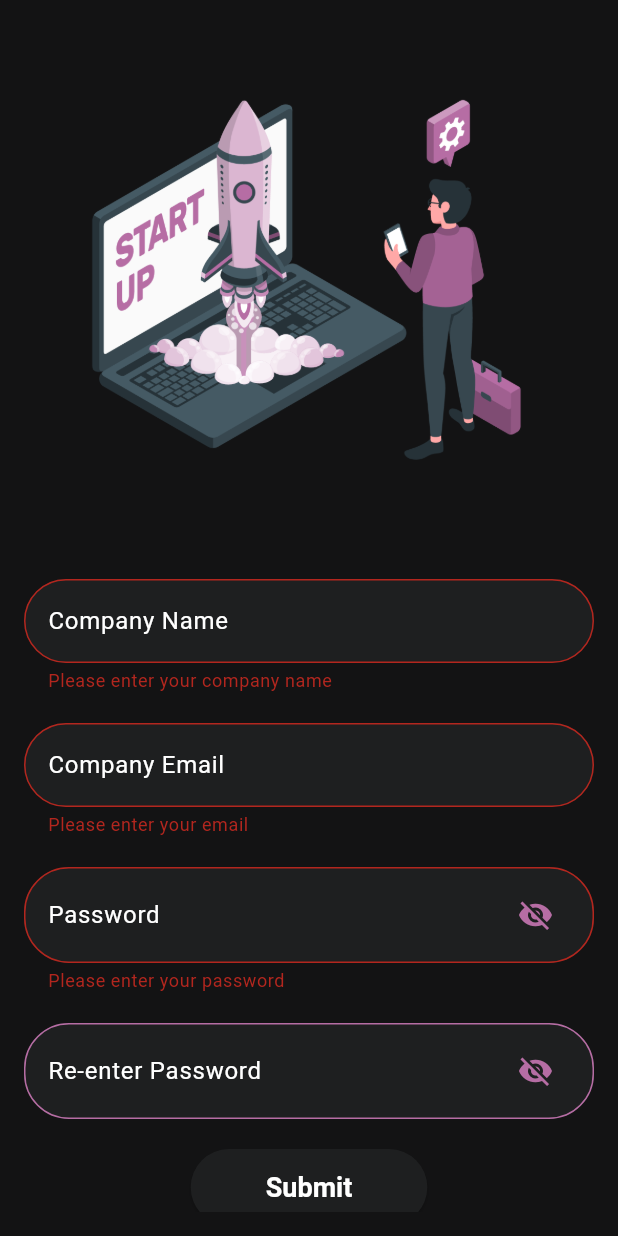
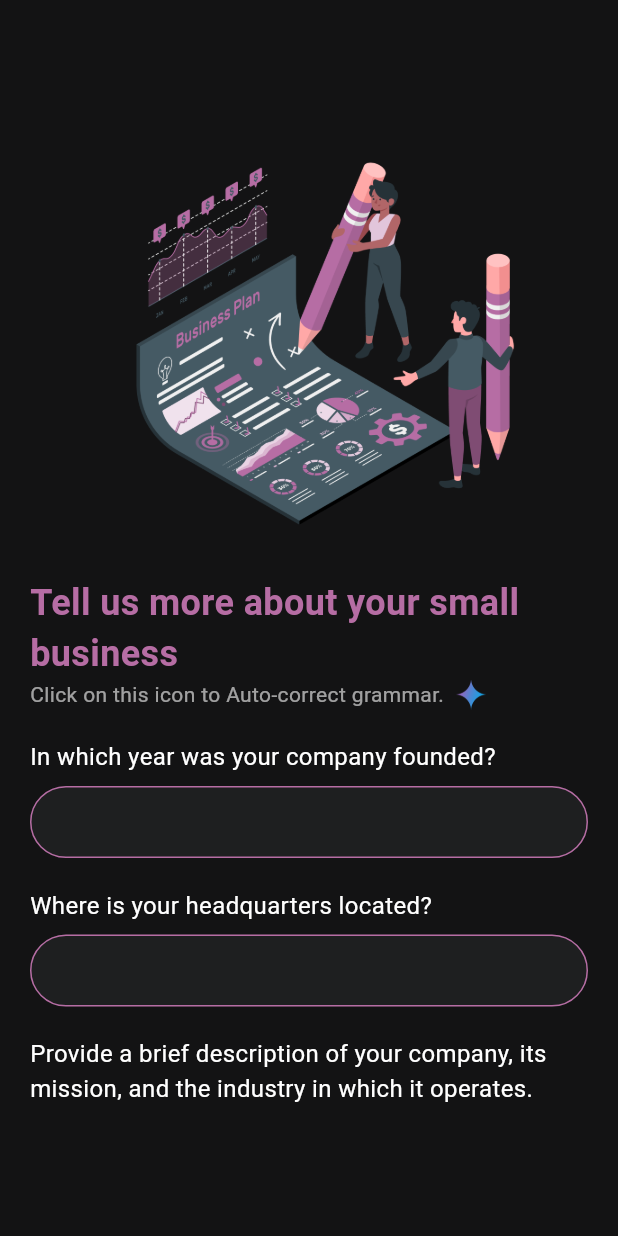
Before and after one commit to srivarshan-s/Gummies-AI, a Flutter app: the StartupSignupPage screen opened by its route, after a tap on "Submit", on a phone screen of 412 x 824 dp. Run offline on Flutter 3.47's test engine with Material 3 defaults, Android fonts, the phone set to English and light mode, and no system bars; our stand-ins replace dropdown_search, firebase_auth, firebase_core; accounts and stored records are empty.

Commit message:
Startup form

```diff
--- a/lib/choice.dart
+++ b/lib/choice.dart
@@ -74,7 +74,7 @@ class ChoicePage extends StatelessWidget {
                     ),
                     SizedBox(height: 20),
                     Text(
-                      'Start up',
+                      'Small Business',
                       style: TextStyle(
                         color: Colors.white,
                         fontSize: 30,
--- a/lib/customer_form.dart
+++ b/lib/customer_form.dart
@@ -169,7 +169,8 @@ class _CustomerFormPageState extends State<CustomerFormPage> {
         decoration: BoxDecoration(
           color: Color(0xFF131314),
         ),
-        padding: const EdgeInsets.all(16.0),
+        // padding: const EdgeInsets.all(16.0),
+        padding: const EdgeInsets.fromLTRB(20, 80, 20, 80),
         child: Center(
           child: SingleChildScrollView(
             child: Form(
--- a/lib/main.dart
+++ b/lib/main.dart
@@ -6,6 +6,7 @@ import 'customer_signup.dart';
 import 'startup_signup.dart';
 import 'customer_form.dart';
 import 'news.dart';
+import 'startup_form.dart';
 
 void main() async {
   WidgetsFlutterBinding.ensureInitialized();
@@ -29,6 +30,7 @@ class MyApp extends StatelessWidget {
         '/customer_signup': (context) => CustomerSignupPage(),
         '/startup_signup': (context) => StartupSignupPage(),
         '/customer_form': (context) => CustomerFormPage(),
+        '/startup_form': (context) => StartupFormPage(),
         '/news': (context) => StockMarketNewsPage(),
       },
     );
--- /dev/null
+++ b/lib/startup_form.dart
@@ -0,0 +1,330 @@
+import 'package:flutter/cupertino.dart';
+import 'package:flutter/material.dart';
+
+class StartupFormPage extends StatefulWidget {
+  @override
+  _StartupFormPageState createState() => _StartupFormPageState();
+}
+
+class _StartupFormPageState extends State<StartupFormPage> {
+  final _formKey = GlobalKey<FormState>();
+  int _currentStep = 0;
+
+  @override
+  Widget build(BuildContext context) {
+    return Scaffold(
+      body: Container(
+        decoration: BoxDecoration(
+          color: Color(0xFF131314),
+        ),
+        padding: const EdgeInsets.fromLTRB(20, 80, 20, 80), // Added padding to the entire background
+        child: Center(
+          child: SingleChildScrollView(
+            child: Form(
+              key: _formKey,
+              child: _currentStep == 0 ? _buildFirstPage() : _buildSecondPage(),
+            ),
+          ),
+        ),
+      ),
+    );
+  }
+
+  Widget _buildFirstPage() {
+    return Column(
+      mainAxisAlignment: MainAxisAlignment.center,
+      crossAxisAlignment: CrossAxisAlignment.start,
+      children: [
+        Center(
+          child: Image.asset('assets/startup_form1.png', height: 300),
+        ),
+        SizedBox(height: 5),
+        Center(
+          child: const Text(
+            'Tell us more about your small business',
+            style: TextStyle(
+                color: Color.fromRGBO(182, 109, 164, 1),
+                fontSize: 24,
+                fontWeight: FontWeight.bold),
+          ),
+        ),
+        Row(
+          children: [
+            const Text(
+              'Click on this icon to Auto-correct grammar.',
+              style: TextStyle(
+                color: Colors.white60,
+                fontSize: 14,
+              ),
+            ),
+            SizedBox(width: 8),
+            GestureDetector(
+              onTap: () {
+                // Handle icon click
+                print('Icon clicked!');
+              },
+              child: Image.asset('assets/google-gemini-icon.png', width: 20, height: 20),
+            ),
+          ],
+        ),
+        const SizedBox(height: 20),
+        _buildTextField(
+          label: 'In which year was your company founded?',
+        ),
+        const SizedBox(height: 20),
+        _buildTextField(
+          label: 'Where is your headquarters located?',
+        ),
+        const SizedBox(height: 20),
+        _buildExpandableTextField(
+          label: 'Provide a brief description of your company, its mission, and the industry in which it operates.',
+        ),
+        const SizedBox(height: 20),
+        _buildExpandableTextField(
+          label: 'What are your main products or services, and who is your primary target market?',
+        ),
+        const SizedBox(height: 20),
+        _buildExpandableTextField(
+          label: 'How would you describe your company’s position in the market, and what sets your company apart from its competitors?',
+        ),
+        const SizedBox(height: 20),
+        Center(
+          child: ElevatedButton(
+            onPressed: () {
+              setState(() {
+                _currentStep = 1;
+              });
+            },
+            style: ElevatedButton.styleFrom(
+              padding: EdgeInsets.symmetric(horizontal: 50, vertical: 15),
+              backgroundColor: Color(0xFF1e1f20),
+              foregroundColor: Colors.white,
+              textStyle: TextStyle(
+                fontSize: 18,
+              ),
+              shape: RoundedRectangleBorder(
+                borderRadius: BorderRadius.circular(30),
+              ),
+            ),
+            child: Text('Next'),
+          ),
+        ),
+      ],
+    );
+  }
+
+  Widget _buildSecondPage() {
+    return Column(
+      mainAxisAlignment: MainAxisAlignment.center,
+      crossAxisAlignment: CrossAxisAlignment.start,
+      children: [
+        Center(
+          child: Image.asset('assets/startup_form2.png', height: 300),
+        ),
+        const SizedBox(height: 5),
+        _buildExpandableTextField(
+          label: 'Provide a brief overview of your company\'s financial performance and its growth strategy for the next 5 years.',
+        ),
+        const SizedBox(height: 20),
+        _buildExpandableTextField(
+          label: 'What is your business model? How does your company generate revenue?',
+        ),
+        const SizedBox(height: 20),
+        _buildExpandableTextField(
+          label: 'What investment opportunities are available?',
+        ),
+        const SizedBox(height: 20),
+        _buildExpandableTextField(
+          label: 'Who should potential investors contact for more information?',
+        ),
+        const SizedBox(height: 20),
+        Center(
+          child: ElevatedButton.icon(
+            onPressed: () {
+              // Handle image upload
+            },
+            icon: Icon(Icons.upload, color: Colors.white),
+            label: Text('Upload Logo', style: TextStyle(color: Colors.white)),
+            style: ElevatedButton.styleFrom(
+              padding: EdgeInsets.symmetric(horizontal: 60, vertical: 15), // Made the button longer
+              backgroundColor: Color.fromRGBO(182, 109, 164, 1),
+              shape: RoundedRectangleBorder(
+                borderRadius: BorderRadius.circular(30),
+              ),
+            ),
+          ),
+        ),
+        const SizedBox(height: 20),
+        Row(
+          mainAxisAlignment: MainAxisAlignment.center,
+          children: [
+            ElevatedButton(
+              onPressed: () {
+                setState(() {
+                  _currentStep = 0;
+                });
+              },
+              style: ElevatedButton.styleFrom(
+                padding: EdgeInsets.symmetric(horizontal: 50, vertical: 15),
+                backgroundColor: Color(0xFF1e1f20),
+                foregroundColor: Colors.white,
+                textStyle: TextStyle(
+                  fontSize: 18,
+                ),
+                shape: RoundedRectangleBorder(
+                  borderRadius: BorderRadius.circular(30),
+                ),
+              ),
+              child: Text('Back'),
+            ),
+            SizedBox(width: 20),
+            ElevatedButton(
+              onPressed: () {
+                // Handle form submission
+              },
+              style: ElevatedButton.styleFrom(
+                padding: EdgeInsets.symmetric(horizontal: 50, vertical: 15),
+                backgroundColor: Color(0xFF1e1f20),
+                foregroundColor: Colors.white,
+                textStyle: TextStyle(
+                  fontSize: 18,
+                ),
+                shape: RoundedRectangleBorder(
+                  borderRadius: BorderRadius.circular(30),
+                ),
+              ),
+              child: Text('Submit'),
+            ),
+          ],
+        ),
+      ],
+    );
+  }
+
+  Widget _buildTextField({required String label}) {
+    return Column(
+      crossAxisAlignment: CrossAxisAlignment.start,
+      children: [
+        Text(
+          label,
+          style: TextStyle(color: Colors.white, fontSize: 16),
+        ),
+        SizedBox(height: 8),
+        Stack(
+          children: [
+            TextFormField(
+              decoration: InputDecoration(
+                filled: true,
+                fillColor: Color(0xFF1e1f20),
+                contentPadding: EdgeInsets.only(top: 20, left: 40), // Added top padding
+                border: OutlineInputBorder(
+                  borderRadius: BorderRadius.circular(30),
+                ),
+                enabledBorder: OutlineInputBorder(
+                  borderRadius: BorderRadius.circular(30),
+                  borderSide: BorderSide(color: Color.fromRGBO(182, 109, 164, 1)),
+                ),
+                focusedBorder: OutlineInputBorder(
+                  borderRadius: BorderRadius.circular(30),
+                  borderSide: BorderSide(color: Colors.white60),
+                ),
+              ),
+              style: TextStyle(color: Colors.white),
+            ),
+            // Positioned(
+            //   top: 8,
+            //   right: 8,
+            //   child: GestureDetector(
+            //     onTap: () {
+            //       // Handle icon click
+            //       print('Icon clicked!');
+            //     },
+            //     child: Image.asset('assets/google-gemini-icon.png', width: 20, height: 20), // Icon on the top left corner
+            //   ),
+            // ),
+          ],
+        ),
+      ],
+    );
+  }
+
+  Widget _buildExpandableTextField({required String label}) {
+    return Column(
+      crossAxisAlignment: CrossAxisAlignment.start,
+      children: [
+        Text(
+          label,
+          style: TextStyle(color: Colors.white, fontSize: 16),
+        ),
+        SizedBox(height: 8),
+        Stack(
+          children: [
+            TextFormField(
+              maxLines: 5,
+              decoration: InputDecoration(
+                filled: true,
+                fillColor: Color(0xFF1e1f20),
+                contentPadding: EdgeInsets.only(top: 20, right: 40, left: 20), // Added top padding
+                border: OutlineInputBorder(
+                  borderRadius: BorderRadius.circular(30),
+                ),
+                enabledBorder: OutlineInputBorder(
+                  borderRadius: BorderRadius.circular(30),
+                  borderSide: BorderSide(color: Color.fromRGBO(182, 109, 164, 1)),
+                ),
+                focusedBorder: OutlineInputBorder(
+                  borderRadius: BorderRadius.circular(30),
+                  borderSide: BorderSide(color: Colors.white60),
+                ),
+              ),
+              style: TextStyle(color: Colors.white),
+            ),
+            Positioned(
+              top: 8,
+              right: 8,
+              child: GestureDetector(
+                onTap: () {
+                  // Handle icon click
+                  print('Icon clicked!');
+                },
+                child: Padding(
+                  padding: EdgeInsets.all(4.0), // Added padding to the icon
+                  child: Image.asset('assets/google-gemini-icon.png', width: 20, height: 20), // Icon on the top left corner
+                ),
+              ),
+            ),
+          ],
+        ),
+      ],
+    );
+  }
+
+  Widget _buildImageUploadField({required String label}) {
+    return Column(
+      crossAxisAlignment: CrossAxisAlignment.start,
+      children: [
+        Text(
+          label,
+          style: TextStyle(color: Colors.white, fontSize: 16),
+        ),
+        SizedBox(height: 13),
+        Center(
+          child: ElevatedButton.icon(
+            onPressed: () {
+              // Handle image upload
+            },
+            icon: Icon(Icons.upload, color: Colors.white),
+            label: Text('Upload Logo', style: TextStyle(color: Colors.white)),
+            style: ElevatedButton.styleFrom(
+              padding: EdgeInsets.symmetric(horizontal: 60, vertical: 15), // Made the button longer
+              backgroundColor: Color.fromRGBO(182, 109, 164, 1),
+              shape: RoundedRectangleBorder(
+                borderRadius: BorderRadius.circular(30),
+              ),
+            ),
+          ),
+        ),
+      ],
+    );
+  }
+}
--- a/lib/startup_signup.dart
+++ b/lib/startup_signup.dart
@@ -1,4 +1,6 @@
 import 'package:flutter/material.dart';
+import 'startup_form.dart';
+
 
 class StartupSignupPage extends StatefulWidget {
   @override
@@ -15,6 +17,10 @@ class _StartupSignupPageState extends State<StartupSignupPage> {
   bool _isPasswordVisible = false;
 
   void _submit() {
+    Navigator.push(
+      context,
+      MaterialPageRoute(builder: (context) => StartupFormPage()),
+    );
     if (_formKey.currentState!.validate()) {
       // Handle signup with valid inputs
       String companyName = _companyNameController.text;
--- a/pubspec.yaml
+++ b/pubspec.yaml
@@ -73,6 +73,9 @@ flutter:
     - assets/cust_form2.png
     - assets/news1.jpg
     - assets/news2.jpg
+    - assets/startup_form1.png
+    - assets/startup_form2.png
+    - assets/google-gemini-icon.png
   #   - images/a_dot_ham.jpeg
 
   # An image asset can refer to one or more resolution-specific "variants", see
```
Also changed, not shown: assets/google-gemini-icon.png (added), assets/startup_form1.png (added), assets/startup_form2.png (added).
